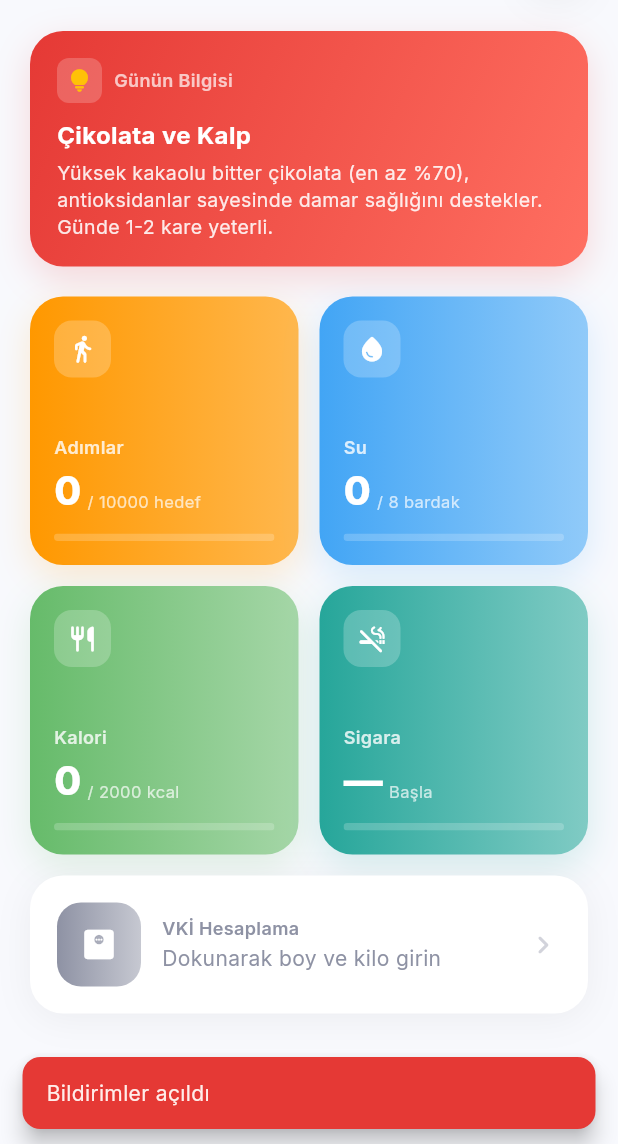
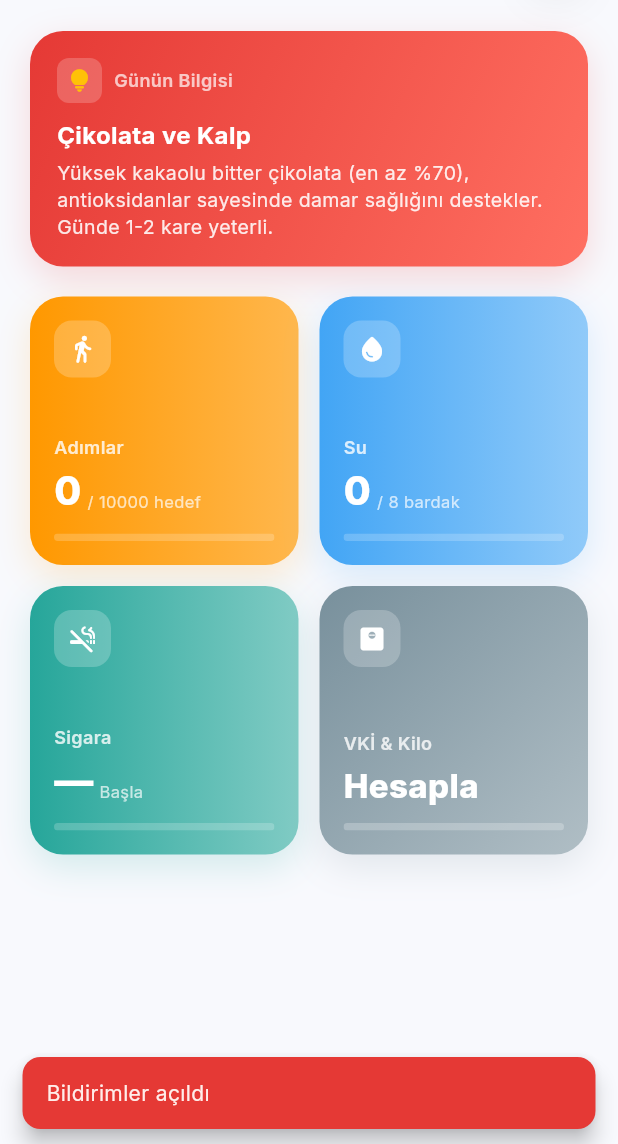
Before and after one commit to hipokrat-dev/kalp-sagligi, a Flutter app: the HomeScreen screen opened directly, after a tap on the "notifications off" icon, on a phone screen of 412 x 824 dp, the part 92-1236 px from its top. Run offline on Flutter 3.47's test engine with Material 3 defaults, Android fonts, the phone set to English and light mode, and no system bars; our stand-ins replace flutter_local_notifications, google_fonts, shared_preferences, timezone; accounts and stored records are empty.

Commit message:
Kalori kartını kaldır, VKİ + kilo verme hedefi kartı ekle
Ana sayfadaki kalori takip kartı kaldırıldı. Yerine kare grid'e
VKİ & Kilo Hedefi kartı eklendi: mevcut kilo, hedef kilo, VKİ
değeri ve kategorisi, kalan kg göstergesi, hedefe doğru progress
bar. Dialog'da boy, mevcut kilo ve hedef kilo birlikte giriliyor.
StorageService'e targetWeight alanı eklendi.

Co-Authored-By: Claude Opus 4.6 (1M context) <noreply@anthropic.com>

```diff
--- a/lib/screens/home_screen.dart
+++ b/lib/screens/home_screen.dart
@@ -7,7 +7,6 @@ import '../services/notification_service.dart';
 import '../widgets/heartbeat_animation.dart';
 import 'steps_screen.dart';
 import 'water_screen.dart';
-import 'nutrition_screen.dart';
 import 'smoking_screen.dart';
 
 class HomeScreen extends StatefulWidget {
@@ -26,12 +25,11 @@ class _HomeScreenState extends State<HomeScreen> with SingleTickerProviderStateM
   int _stepGoal = 10000;
   int _waterGlasses = 0;
   int _waterGoal = 8;
-  int _totalCalories = 0;
-  int _calorieGoal = 2000;
   DateTime? _smokingQuitDate;
   bool _notificationsEnabled = false;
   double _height = 0;
   double _weight = 0;
+  double _targetWeight = 0;
 
   @override
   void initState() {
@@ -53,10 +51,9 @@ class _HomeScreenState extends State<HomeScreen> with SingleTickerProviderStateM
     final stepGoal = await _storage.getStepGoal();
     final water = await _storage.getWaterGlasses(now);
     final waterGoal = await _storage.getWaterGoal();
-    final entries = await _storage.getNutritionEntries(now);
-    final calorieGoal = await _storage.getCalorieGoal();
     final quitDate = await _storage.getSmokingQuitDate();
     final riskData = await _storage.getRiskChecklist();
+    final targetWeight = await _storage.getTargetWeight();
 
     if (mounted) {
       setState(() {
@@ -64,11 +61,10 @@ class _HomeScreenState extends State<HomeScreen> with SingleTickerProviderStateM
         _stepGoal = stepGoal;
         _waterGlasses = water;
         _waterGoal = waterGoal;
-        _totalCalories = entries.fold(0, (sum, e) => sum + e.calories);
-        _calorieGoal = calorieGoal;
         _smokingQuitDate = quitDate;
         _height = (riskData['height'] ?? 0.0).toDouble();
         _weight = (riskData['weight'] ?? 0.0).toDouble();
+        _targetWeight = targetWeight;
       });
       _fadeController.forward(from: 0);
     }
@@ -120,23 +116,59 @@ class _HomeScreenState extends State<HomeScreen> with SingleTickerProviderStateM
     _loadData();
   }
 
-  void _showBmiDialog() async {
+  void _showWeightDialog() async {
     final hCtrl = TextEditingController(text: _height > 0 ? _height.toStringAsFixed(0) : '');
     final wCtrl = TextEditingController(text: _weight > 0 ? _weight.toStringAsFixed(0) : '');
+    final tCtrl = TextEditingController(text: _targetWeight > 0 ? _targetWeight.toStringAsFixed(0) : '');
+
     final result = await showDialog<bool>(
       context: context,
       builder: (ctx) => AlertDialog(
         shape: RoundedRectangleBorder(borderRadius: BorderRadius.circular(20)),
-        title: const Text('VKİ Hesapla'),
-        content: Column(
-          mainAxisSize: MainAxisSize.min,
-          children: [
-            TextField(controller: hCtrl, keyboardType: TextInputType.number,
-                decoration: const InputDecoration(labelText: 'Boy', suffixText: 'cm', prefixIcon: Icon(Icons.height))),
-            const SizedBox(height: 12),
-            TextField(controller: wCtrl, keyboardType: TextInputType.number,
-                decoration: const InputDecoration(labelText: 'Kilo', suffixText: 'kg', prefixIcon: Icon(Icons.monitor_weight))),
-          ],
+        title: const Text('VKİ & Kilo Hedefi'),
+        content: SingleChildScrollView(
+          child: Column(
+            mainAxisSize: MainAxisSize.min,
+            children: [
+              TextField(
+                controller: hCtrl,
+                keyboardType: TextInputType.number,
+                decoration: const InputDecoration(labelText: 'Boy', suffixText: 'cm', prefixIcon: Icon(Icons.height)),
+              ),
+              const SizedBox(height: 12),
+              TextField(
+                controller: wCtrl,
+                keyboardType: TextInputType.number,
+                decoration: const InputDecoration(labelText: 'Mevcut Kilo', suffixText: 'kg', prefixIcon: Icon(Icons.monitor_weight)),
+              ),
+              const SizedBox(height: 12),
+              TextField(
+                controller: tCtrl,
+                keyboardType: TextInputType.number,
+                decoration: const InputDecoration(labelText: 'Hedef Kilo', suffixText: 'kg', prefixIcon: Icon(Icons.flag_rounded)),
+              ),
+              const SizedBox(height: 12),
+              Container(
+                padding: const EdgeInsets.all(10),
+                decoration: BoxDecoration(
+                  color: Colors.blue.withValues(alpha: 0.06),
+                  borderRadius: BorderRadius.circular(10),
+                ),
+                child: Row(
+                  children: [
+                    Icon(Icons.info_outline, color: Colors.blue.shade400, size: 18),
+                    const SizedBox(width: 8),
+                    const Expanded(
+                      child: Text(
+                        'Sağlıklı kilo verme hızı haftada 0.5-1 kg\'dır.',
+                        style: TextStyle(fontSize: 12, color: Colors.grey),
+                      ),
+                    ),
+                  ],
+                ),
+              ),
+            ],
+          ),
         ),
         actions: [
           TextButton(onPressed: () => Navigator.pop(ctx, false), child: const Text('İptal')),
@@ -144,15 +176,23 @@ class _HomeScreenState extends State<HomeScreen> with SingleTickerProviderStateM
         ],
       ),
     );
+
     if (result == true) {
       final h = double.tryParse(hCtrl.text) ?? 0;
       final w = double.tryParse(wCtrl.text) ?? 0;
+      final t = double.tryParse(tCtrl.text) ?? 0;
+
       if (h > 0 && w > 0) {
-        setState(() { _height = h; _weight = w; });
+        setState(() {
+          _height = h;
+          _weight = w;
+          _targetWeight = t;
+        });
         final rd = await _storage.getRiskChecklist();
         rd['height'] = h;
         rd['weight'] = w;
         await _storage.saveRiskChecklist(rd);
+        if (t > 0) await _storage.setTargetWeight(t);
       }
     }
   }
@@ -237,7 +277,7 @@ class _HomeScreenState extends State<HomeScreen> with SingleTickerProviderStateM
                 ),
                 const SizedBox(height: 20),
 
-                // ── Grid Cards ──
+                // ── Grid Cards (2x2) ──
                 GridView.count(
                   crossAxisCount: 2,
                   shrinkWrap: true,
@@ -246,6 +286,7 @@ class _HomeScreenState extends State<HomeScreen> with SingleTickerProviderStateM
                   mainAxisSpacing: 14,
                   childAspectRatio: 1.0,
                   children: [
+                    // Adımlar
                     _GridCard(
                       gradient: const LinearGradient(colors: [Color(0xFFFF9800), Color(0xFFFFB74D)]),
                       icon: Icons.directions_walk_rounded,
@@ -255,6 +296,7 @@ class _HomeScreenState extends State<HomeScreen> with SingleTickerProviderStateM
                       progress: _steps / _stepGoal,
                       onTap: () => _navigateAndRefresh(const StepsScreen()),
                     ),
+                    // Su
                     _GridCard(
                       gradient: const LinearGradient(colors: [Color(0xFF42A5F5), Color(0xFF90CAF9)]),
                       icon: Icons.water_drop_rounded,
@@ -264,15 +306,7 @@ class _HomeScreenState extends State<HomeScreen> with SingleTickerProviderStateM
                       progress: _waterGlasses / _waterGoal,
                       onTap: () => _navigateAndRefresh(const WaterScreen()),
                     ),
-                    _GridCard(
-                      gradient: const LinearGradient(colors: [Color(0xFF66BB6A), Color(0xFFA5D6A7)]),
-                      icon: Icons.restaurant_rounded,
-                      title: 'Kalori',
-                      value: _formatNumber(_totalCalories),
-                      subtitle: '/ $_calorieGoal kcal',
-                      progress: _totalCalories / _calorieGoal,
-                      onTap: () => _navigateAndRefresh(const NutritionScreen()),
-                    ),
+                    // Sigara
                     _GridCard(
                       gradient: const LinearGradient(colors: [Color(0xFF26A69A), Color(0xFF80CBC4)]),
                       icon: Icons.smoke_free_rounded,
@@ -282,67 +316,16 @@ class _HomeScreenState extends State<HomeScreen> with SingleTickerProviderStateM
                       progress: smokingDays != null ? (smokingDays / 365).clamp(0.0, 1.0) : 0.0,
                       onTap: () => _navigateAndRefresh(const SmokingScreen()),
                     ),
+                    // VKİ & Kilo Hedefi
+                    _BmiWeightCard(
+                      bmi: _bmi,
+                      bmiLabel: _bmiLabel,
+                      bmiColor: _bmiColor,
+                      weight: _weight,
+                      targetWeight: _targetWeight,
+                      onTap: _showWeightDialog,
+                    ),
                   ],
-                ),
-                const SizedBox(height: 14),
-
-                // ── VKİ Card ──
-                GestureDetector(
-                  onTap: _showBmiDialog,
-                  child: Container(
-                    padding: const EdgeInsets.all(18),
-                    decoration: BoxDecoration(
-                      color: Colors.white,
-                      borderRadius: BorderRadius.circular(22),
-                      boxShadow: AppTheme.cardShadow,
-                    ),
-                    child: Row(
-                      children: [
-                        Container(
-                          width: 56, height: 56,
-                          decoration: BoxDecoration(
-                            gradient: LinearGradient(colors: [_bmiColor, _bmiColor.withValues(alpha: 0.5)]),
-                            borderRadius: BorderRadius.circular(16),
-                          ),
-                          child: const Icon(Icons.monitor_weight_rounded, color: Colors.white, size: 26),
-                        ),
-                        const SizedBox(width: 14),
-                        Expanded(
-                          child: Column(
-                            crossAxisAlignment: CrossAxisAlignment.start,
-                            children: [
-                              Text('VKİ Hesaplama',
-                                  style: GoogleFonts.inter(fontSize: 12, color: AppTheme.textLight, fontWeight: FontWeight.w600)),
-                              const SizedBox(height: 2),
-                              if (_bmi > 0) ...[
-                                Row(
-                                  children: [
-                                    Text(_bmi.toStringAsFixed(1),
-                                        style: GoogleFonts.inter(fontSize: 28, fontWeight: FontWeight.w800, color: _bmiColor)),
-                                    const SizedBox(width: 8),
-                                    Container(
-                                      padding: const EdgeInsets.symmetric(horizontal: 10, vertical: 3),
-                                      decoration: BoxDecoration(
-                                        color: _bmiColor.withValues(alpha: 0.1),
-                                        borderRadius: BorderRadius.circular(8),
-                                      ),
-                                      child: Text(_bmiLabel,
-                                          style: TextStyle(color: _bmiColor, fontSize: 12, fontWeight: FontWeight.w700)),
-                                    ),
-                                  ],
-                                ),
-                                const SizedBox(height: 6),
-                                _BmiBar(bmi: _bmi),
-                              ] else
-                                Text('Dokunarak boy ve kilo girin',
-                                    style: GoogleFonts.inter(fontSize: 14, color: AppTheme.textLight)),
-                            ],
-                          ),
-                        ),
-                        Icon(Icons.chevron_right_rounded, color: AppTheme.textLight.withValues(alpha: 0.4)),
-                      ],
-                    ),
-                  ),
                 ),
                 const SizedBox(height: 16),
               ],
@@ -457,8 +440,11 @@ class _GridCardState extends State<_GridCard> with SingleTickerProviderStateMixi
             Row(
               crossAxisAlignment: CrossAxisAlignment.end,
               children: [
-                Text(widget.value,
-                    style: GoogleFonts.inter(color: Colors.white, fontSize: 26, fontWeight: FontWeight.w800)),
+                Flexible(
+                  child: Text(widget.value,
+                      style: GoogleFonts.inter(color: Colors.white, fontSize: 26, fontWeight: FontWeight.w800),
+                      overflow: TextOverflow.ellipsis),
+                ),
                 const SizedBox(width: 4),
                 Padding(
                   padding: const EdgeInsets.only(bottom: 3),
@@ -470,7 +456,7 @@ class _GridCardState extends State<_GridCard> with SingleTickerProviderStateMixi
             const SizedBox(height: 10),
             AnimatedBuilder(
               animation: _progressAnim,
-              builder: (_, __) => ClipRRect(
+              builder: (_, child) => ClipRRect(
                 borderRadius: BorderRadius.circular(4),
                 child: LinearProgressIndicator(
                   value: _progressAnim.value,
@@ -487,36 +473,130 @@ class _GridCardState extends State<_GridCard> with SingleTickerProviderStateMixi
   }
 }
 
-// ── BMI Bar ──
+// ── VKİ & Kilo Hedefi Kare Kartı ──
 
-class _BmiBar extends StatelessWidget {
+class _BmiWeightCard extends StatelessWidget {
   final double bmi;
-  const _BmiBar({required this.bmi});
+  final String bmiLabel;
+  final Color bmiColor;
+  final double weight;
+  final double targetWeight;
+  final VoidCallback onTap;
+
+  const _BmiWeightCard({
+    required this.bmi,
+    required this.bmiLabel,
+    required this.bmiColor,
+    required this.weight,
+    required this.targetWeight,
+    required this.onTap,
+  });
 
   @override
   Widget build(BuildContext context) {
-    return ClipRRect(
-      borderRadius: BorderRadius.circular(4),
-      child: SizedBox(
-        height: 6,
-        child: Row(
+    final hasData = bmi > 0;
+    final hasTarget = targetWeight > 0 && weight > 0;
+    final toGo = hasTarget ? (weight - targetWeight) : 0.0;
+    final progress = (hasTarget && toGo > 0) ? (1.0 - toGo / (weight * 0.3)).clamp(0.0, 1.0) : (hasTarget ? 1.0 : 0.0);
+
+    final gradientColors = hasData
+        ? [bmiColor, bmiColor.withValues(alpha: 0.65)]
+        : [const Color(0xFF78909C), const Color(0xFFB0BEC5)];
+
+    return GestureDetector(
+      onTap: onTap,
+      child: Container(
+        padding: const EdgeInsets.all(16),
+        decoration: BoxDecoration(
+          gradient: LinearGradient(colors: gradientColors, begin: Alignment.topLeft, end: Alignment.bottomRight),
+          borderRadius: BorderRadius.circular(22),
+          boxShadow: AppTheme.softShadow(gradientColors.first),
+        ),
+        child: Column(
+          crossAxisAlignment: CrossAxisAlignment.start,
           children: [
-            _seg(Colors.blue, bmi < 18.5),
-            const SizedBox(width: 2),
-            _seg(Colors.green, bmi >= 18.5 && bmi < 25),
-            const SizedBox(width: 2),
-            _seg(Colors.orange, bmi >= 25 && bmi < 30),
-            const SizedBox(width: 2),
-            _seg(AppTheme.primaryRed, bmi >= 30),
+            Container(
+              width: 38, height: 38,
+              decoration: BoxDecoration(
+                color: Colors.white.withValues(alpha: 0.22),
+                borderRadius: BorderRadius.circular(12),
+              ),
+              child: const Icon(Icons.monitor_weight_rounded, color: Colors.white, size: 20),
+            ),
+            const Spacer(),
+            if (hasData) ...[
+              Row(
+                children: [
+                  Text('VKİ ',
+                      style: GoogleFonts.inter(color: Colors.white.withValues(alpha: 0.8), fontSize: 12, fontWeight: FontWeight.w600)),
+                  Container(
+                    padding: const EdgeInsets.symmetric(horizontal: 6, vertical: 1),
+                    decoration: BoxDecoration(
+                      color: Colors.white.withValues(alpha: 0.22),
+                      borderRadius: BorderRadius.circular(6),
+                    ),
+                    child: Text(bmiLabel,
+                        style: GoogleFonts.inter(color: Colors.white, fontSize: 10, fontWeight: FontWeight.w700)),
+                  ),
+                ],
+              ),
+              const SizedBox(height: 2),
+              Row(
+                crossAxisAlignment: CrossAxisAlignment.end,
+                children: [
+                  Text(bmi.toStringAsFixed(1),
+                      style: GoogleFonts.inter(color: Colors.white, fontSize: 26, fontWeight: FontWeight.w800)),
+                  const SizedBox(width: 4),
+                  Padding(
+                    padding: const EdgeInsets.only(bottom: 3),
+                    child: Text(
+                      hasTarget
+                          ? (toGo > 0 ? '-${toGo.toStringAsFixed(1)} kg' : 'Hedefe ulaştın!')
+                          : '${weight.toStringAsFixed(0)} kg',
+                      style: GoogleFonts.inter(color: Colors.white.withValues(alpha: 0.7), fontSize: 11),
+                    ),
+                  ),
+                ],
+              ),
+              const SizedBox(height: 10),
+              // Progress bar
+              ClipRRect(
+                borderRadius: BorderRadius.circular(4),
+                child: LinearProgressIndicator(
+                  value: hasTarget ? progress : 0,
+                  backgroundColor: Colors.white.withValues(alpha: 0.2),
+                  valueColor: const AlwaysStoppedAnimation(Colors.white),
+                  minHeight: 5,
+                ),
+              ),
+              if (hasTarget)
+                Padding(
+                  padding: const EdgeInsets.only(top: 3),
+                  child: Text(
+                    'Hedef: ${targetWeight.toStringAsFixed(0)} kg',
+                    style: GoogleFonts.inter(color: Colors.white.withValues(alpha: 0.6), fontSize: 9),
+                  ),
+                ),
+            ] else ...[
+              Text('VKİ & Kilo',
+                  style: GoogleFonts.inter(color: Colors.white.withValues(alpha: 0.8), fontSize: 12, fontWeight: FontWeight.w600)),
+              const SizedBox(height: 4),
+              Text('Hesapla',
+                  style: GoogleFonts.inter(color: Colors.white, fontSize: 22, fontWeight: FontWeight.w800)),
+              const SizedBox(height: 10),
+              ClipRRect(
+                borderRadius: BorderRadius.circular(4),
+                child: const LinearProgressIndicator(
+                  value: 0,
+                  backgroundColor: Colors.white24,
+                  valueColor: AlwaysStoppedAnimation(Colors.white),
+                  minHeight: 5,
+                ),
+              ),
+            ],
           ],
         ),
       ),
     );
   }
-
-  Widget _seg(Color c, bool active) =>
-      Expanded(child: Container(decoration: BoxDecoration(
-        color: active ? c : c.withValues(alpha: 0.15),
-        borderRadius: BorderRadius.circular(3),
-      )));
 }
--- a/lib/services/storage_service.dart
+++ b/lib/services/storage_service.dart
@@ -183,6 +183,17 @@ class StorageService {
     await _prefs.setInt(_key('calorie_goal'), goal);
   }
 
+  // Target weight
+  Future<double> getTargetWeight() async {
+    await _ensureInitialized();
+    return _prefs.getDouble(_key('target_weight')) ?? 0.0;
+  }
+
+  Future<void> setTargetWeight(double weight) async {
+    await _ensureInitialized();
+    await _prefs.setDouble(_key('target_weight'), weight);
+  }
+
   // Risk Checklist
   Future<Map<String, dynamic>> getRiskChecklist() async {
     await _ensureInitialized();
```
